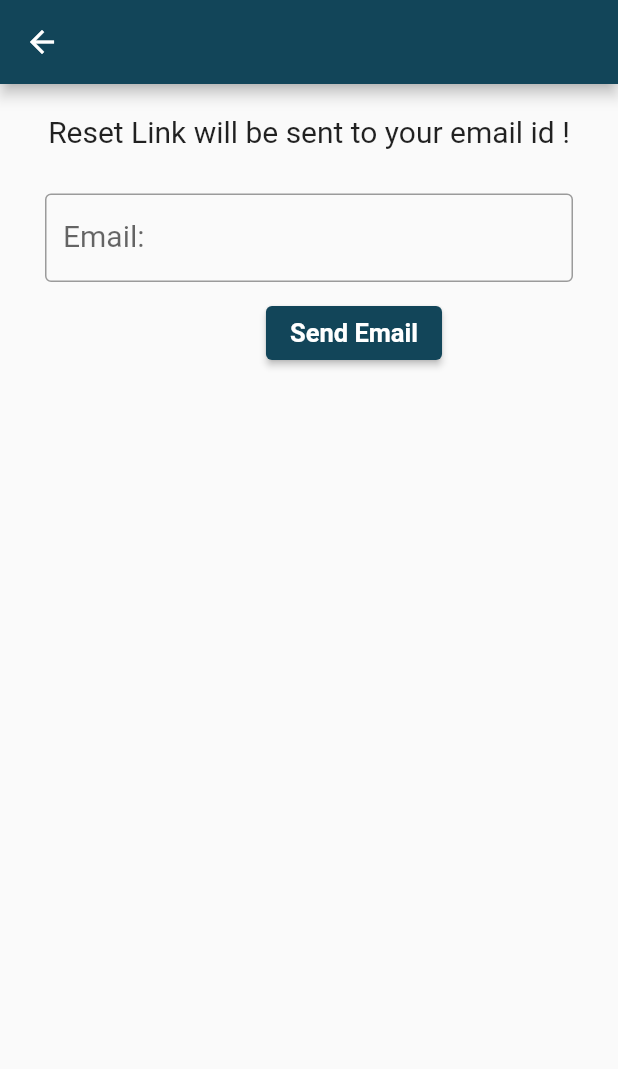
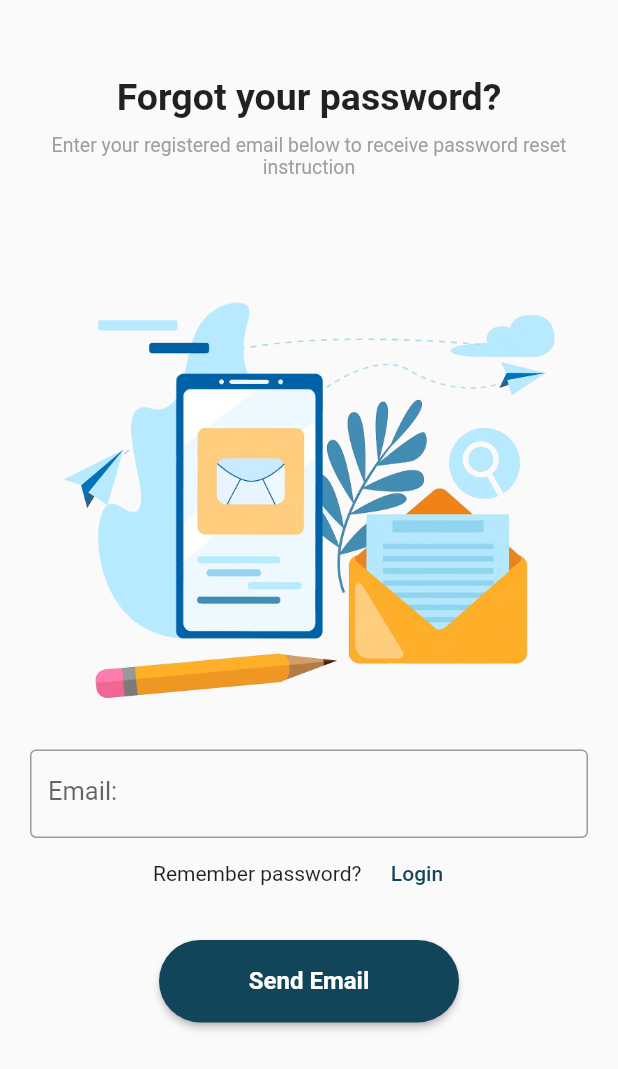
Before and after one commit to AprioteseAndreea/Licence-HotelApp, a Flutter app: the screen it shows after launch, after a tap on "Forgot Password ?", on a phone screen of 412 x 824 dp. Shown: the top 1069 px of the screen. Run offline on Flutter 3.47's test engine with Material 2 defaults, Android fonts, the phone set to English and light mode, and no system bars; our stand-ins replace firebase_auth, firebase_core; missing offline and left inert: firebase_auth_web, firebase_core_web; accounts and stored records are empty.

Commit message:
Updated the FP UI & some works on Login&Register

```diff
--- a/Hotel-App/lib/screens/authentication/authentication.dart
+++ b/Hotel-App/lib/screens/authentication/authentication.dart
@@ -40,9 +40,9 @@ class _AuthenticationState extends State<Authentication> with SingleTickerProvid
   @override
   Widget build(BuildContext context) {
    if(isToggle){
-     return Register(toggleScreen: toggleScreen);
+     return const Register();
     }else{
-     return Login(toggleScreen: toggleScreen);
+     return const Login();
    }
   }
 }
--- a/Hotel-App/lib/screens/authentication/forgot_password.dart
+++ b/Hotel-App/lib/screens/authentication/forgot_password.dart
@@ -12,16 +12,11 @@ class ForgotPassword extends StatefulWidget {
 
 class _ForgotPasswordState extends State<ForgotPassword> {
   final _formKey = GlobalKey<FormState>();
-
   var email = "";
-
-  // Create a text controller and use it to retrieve the current value
-  // of the TextField.
   final emailController = TextEditingController();
 
   @override
   void dispose() {
-    // Clean up the controller when the widget is disposed.
     emailController.dispose();
     super.dispose();
   }
@@ -40,8 +35,7 @@ class _ForgotPasswordState extends State<ForgotPassword> {
       );
     } on FirebaseAuthException catch (e) {
       if (e.code == 'user-not-found') {
-        // ignore: avoid_print
-        print('No user found for that email.');
+
         ScaffoldMessenger.of(context).showSnackBar(
           const SnackBar(
             backgroundColor: Colors.orangeAccent,
@@ -58,35 +52,46 @@ class _ForgotPasswordState extends State<ForgotPassword> {
   @override
   Widget build(BuildContext context) {
     return Scaffold(
-      appBar: AppBar(
+
+      body: SafeArea(
+        child:
+        SingleChildScrollView(
+          child: Column(
+            crossAxisAlignment: CrossAxisAlignment.center,
+            children: [
+              Padding(
+                padding: const EdgeInsets.all(20.0),
+                child: Column(
+                  children: [
+                    const SizedBox(height: 30),
+                    const Text(
+                      'Forgot your password?',
+                      style: TextStyle(
+                          fontSize: 25.0,
+                          fontWeight: FontWeight.bold),
+                    ),
+                    const SizedBox(height: 10),
+                    const Text(
+                      "Enter your registered email below to receive password reset instruction",
+                      style: TextStyle(fontSize: 13, color: Colors.grey,
+                      ),
+                      textAlign: TextAlign.center,
 
                     ),
-      body: Column(
-        children: [
-          Container(
-            margin: const EdgeInsets.only(top: 20.0),
-            child: const Text(
-              'Reset Link will be sent to your email id !',
-              style: TextStyle(fontSize: 20.0),
-            ),
-          ),
-          Expanded(
-            child: Form(
+                    const SizedBox(height: 10),
+                    Image.asset('assets/images/forgot_password_img.jpg'),
+                    Form(
                       key: _formKey,
-              child: Padding(
-                padding: const EdgeInsets.symmetric(vertical: 20, horizontal: 30),
-                child: ListView(
-                  children: [
-                    Container(
-                      margin: const EdgeInsets.symmetric(vertical: 10.0),
-                      child: TextFormField(
+                      child: Column(
+                        children: [ //   <--- image
+                    TextFormField(
                       autofocus: false,
                       decoration: const InputDecoration(
                         labelText: 'Email: ',
-                          labelStyle: TextStyle(fontSize: 20.0),
+                        labelStyle: TextStyle(fontSize: 17.0),
                         border: OutlineInputBorder(),
                         errorStyle:
-                          TextStyle(color: Colors.redAccent, fontSize: 15),
+                        TextStyle(color: Colors.redAccent, fontSize: 12),
                       ),
                       controller: emailController,
                       validator: (value) {
@@ -98,13 +103,29 @@ class _ForgotPasswordState extends State<ForgotPassword> {
                         return null;
                       },
                     ),
+                          Row(
+                            mainAxisAlignment: MainAxisAlignment.center,
+                            children:  [
+                              // ignore: prefer_const_constructors
+                              Text("Remember password?"),
+                              // ignore: prefer_const_constructors
+                              SizedBox(width: 5),
+                              TextButton(
+                                onPressed: () => {
+                                  Navigator.pushAndRemoveUntil(
+                                      context,
+                                      PageRouteBuilder(
+                                        pageBuilder: (context, a, b) => const Login(),
+                                        transitionDuration: const Duration(seconds: 0),
                                       ),
-                    Container(
-                      margin: const EdgeInsets.only(left: 60.0),
-                      child: Row(
-                        mainAxisAlignment: MainAxisAlignment.center,
-                        children: [
-                          ElevatedButton(
+                                          (route) => false)
+                                },
+                                child:  const Text("Login"),
+                              )
+                            ],
+                          ),
+                    const SizedBox(height: 20),
+                        MaterialButton(
                           onPressed: () {
                             // Validate returns true if the form is valid, otherwise false.
                             if (_formKey.currentState!.validate()) {
@@ -112,78 +133,35 @@ class _ForgotPasswordState extends State<ForgotPassword> {
                                 email = emailController.text;
                               });
                               resetPassword();
+                              emailController.text = "";
                             }
                           },
+                          height: 55,
+                          minWidth: 200,
+                          color: Theme.of(context).primaryColor,
+                          textColor: Colors.white,
+                          shape: RoundedRectangleBorder(
+                            borderRadius: BorderRadius.circular(30),
+                          ),
                           child: const Text(
                             'Send Email',
                             style: TextStyle(
-                                fontSize: 17,
-                                fontWeight: FontWeight.bold,),
-                            ),
-                          ),
-
-                        ],
-                      ),
-                    ),
-
-                  ],
-                ),
+                                fontSize: 16,
+                                fontWeight: FontWeight.bold
                             ),
                           ),
                         ),
                       ],
                     ),
+              )
+                    ],
+                ),
+              ),
+            ],
+          ),
+        ),
+      ),
     );
+
   }
 }
-
-
-// import 'package:first_app_flutter/screens/authentication/password.dart';
-// import 'package:first_app_flutter/screens/authentication/register.dart';
-// import 'package:flutter/material.dart';
-//
-// import 'login.dart';
-//
-// class ForgotPassword extends StatefulWidget {
-//   const ForgotPassword({Key? key}) : super(key: key);
-//
-//   @override
-//   _AuthenticationState createState() => _AuthenticationState();
-// }
-//
-// class _AuthenticationState extends State<ForgotPassword> with SingleTickerProviderStateMixin {
-//   late AnimationController _controller;
-//   bool isPressed = false;
-//   bool isToggle = false;
-//
-//   void forgotPressed(){
-//     setState(() {
-//       isPressed = !isPressed;
-//     });
-//   }
-//   void toggleScreen(){
-//     setState(() {
-//       isToggle = !isToggle;
-//     });
-//   }
-//   @override
-//   void initState() {
-//     super.initState();
-//     _controller = AnimationController(vsync: this);
-//   }
-//
-//   @override
-//   void dispose() {
-//     _controller.dispose();
-//     super.dispose();
-//   }
-//
-//   @override
-//   Widget build(BuildContext context) {
-//     if(isPressed){
-//       return Password(forgotPressed: forgotPressed);
-//     }else{
-//       return Login(toggleScreen: toggleScreen, forgotPressed: forgotPressed);
-//     }
-//   }
-// }
--- a/Hotel-App/lib/screens/authentication/login.dart
+++ b/Hotel-App/lib/screens/authentication/login.dart
@@ -1,4 +1,5 @@
 import 'package:first_app_flutter/screens/authentication/authentication_services/auth_services.dart';
+import 'package:first_app_flutter/screens/authentication/register.dart';
 import 'package:flutter/cupertino.dart';
 import 'package:flutter/material.dart';
 import 'package:provider/provider.dart';
@@ -6,9 +7,7 @@ import 'package:provider/provider.dart';
 import 'forgot_password.dart';
 
 class Login extends StatefulWidget {
-   final Function toggleScreen;
-
-  const Login({Key? key, required this.toggleScreen }) : super(key: key);
+  const Login({Key? key}) : super(key: key);
   @override
   _LoginState createState() => _LoginState();
 }
@@ -16,8 +15,9 @@ class Login extends StatefulWidget {
 class _LoginState extends State<Login> {
   late TextEditingController _emailController;
   late TextEditingController _passwordController;
-  final _formkey = GlobalKey<FormState>();
-
+  GlobalKey<FormState> _formkey = GlobalKey<FormState>();
+  bool _obscuredText = true;
+  bool _checked = false;
   @override
   void initState() {
     _emailController = TextEditingController();
@@ -32,7 +32,11 @@ class _LoginState extends State<Login> {
 
     super.dispose();
   }
-
+  _toggle(){
+    setState(() {
+      _obscuredText = !_obscuredText;
+    });
+  }
   @override
   Widget build(BuildContext context) {
     final loginProvider = Provider.of<AuthServices>(context);
@@ -45,7 +49,7 @@ class _LoginState extends State<Login> {
               Image.asset('assets/images/grand_hotel_logo2.jpeg'), //   <--- image
               Padding(
           padding: const EdgeInsets.all(20.0),
-          child: Form(
+            child: Form(
             key: _formkey,
             child: Column(
               crossAxisAlignment: CrossAxisAlignment.center,
@@ -69,7 +73,7 @@ class _LoginState extends State<Login> {
                   "sign in to continue",
                   style: TextStyle(fontSize: 14, color: Colors.grey),
                 ),
-                const SizedBox(height: 25),
+                const SizedBox(height: 20),
                 TextFormField(
                   controller: _emailController,
                    validator: (val) => val!.isNotEmpty ? null : "Please enter a email address",
@@ -81,12 +85,14 @@ class _LoginState extends State<Login> {
                     ),
                   ),
                 ),
-                const SizedBox(height: 25),
+                const SizedBox(height: 20),
                 TextFormField(
                   validator: (val) => val!.length <6 ? "Enter more than 6 char": null,
                   controller: _passwordController,
-                  obscureText: true,
+                    obscureText: _obscuredText,
+
                   decoration: InputDecoration(
+                      suffixIcon: FlatButton(onPressed: _toggle, child:Icon(Icons.remove_red_eye, color: _obscuredText ? Colors.black12 : Colors.black54)),
                       hintText: "Password",
                       prefixIcon: const Icon(Icons.vpn_key),
                       border: OutlineInputBorder(
@@ -97,6 +103,7 @@ class _LoginState extends State<Login> {
                 Row(
                   mainAxisAlignment: MainAxisAlignment.end,
                   children:  [
+
                     // const SizedBox(width: 3),
                     // TextButton(
                     //   onPressed: () => widget.forgotPressed(),
@@ -118,14 +125,22 @@ class _LoginState extends State<Login> {
                     ),
                   ],
                 ),
+                CheckboxListTile(
+                  title: const Text("Remember me!"),
+                  controlAffinity: ListTileControlAffinity.platform,
+                  value: _checked,
+                  onChanged: (bool? value){
+                    setState(() {
+                      _checked = value!;
+                    });
+                  },
+                  activeColor: Colors.white,
+                  checkColor: Theme.of(context).primaryColor,
+                ),
                 const SizedBox(height: 20),
                 MaterialButton(
                   onPressed: () async {
                     if(_formkey.currentState!.validate()) {
-                      // ignore: avoid_print
-                      print("Email: ${_emailController.text}");
-                      // ignore: avoid_print
-                      print("Password: ${_passwordController.text}");
                       await loginProvider.login(_emailController.text.trim(), _passwordController.text.trim(),);
                     }
                   },
@@ -134,7 +149,7 @@ class _LoginState extends State<Login> {
                   color: Theme.of(context).primaryColor,
                   textColor: Colors.white,
                   shape: RoundedRectangleBorder(
-                    borderRadius: BorderRadius.circular(20),
+                    borderRadius: BorderRadius.circular(15),
                   ),
                   child: loginProvider.isLoading
                   ? const CircularProgressIndicator()
@@ -155,12 +170,20 @@ class _LoginState extends State<Login> {
                     // ignore: prefer_const_constructors
                     SizedBox(width: 5),
                     TextButton(
-                        onPressed: () => widget.toggleScreen(),
+                        // onPressed: () => widget.toggleScreen(),
+                      onPressed: () => {
+                        Navigator.push(
+                          context,
+                          MaterialPageRoute(
+                            builder: (context) => const Register(),
+                          ),
+                        )
+                      },
                         child:  const Text("Register"),
                     )
                   ],
                 ),
-                const SizedBox(height: 20),
+                const SizedBox(height: 15),
                 if(loginProvider.errorMessage !="")
                   Container(
                     padding: const EdgeInsets.symmetric(horizontal: 10, vertical: 5),
--- a/Hotel-App/lib/screens/authentication/register.dart
+++ b/Hotel-App/lib/screens/authentication/register.dart
@@ -6,9 +6,8 @@ import 'package:provider/provider.dart';
 import 'authentication_services/auth_services.dart';
 
 class Register extends StatefulWidget {
-  final Function toggleScreen;
 
-  const Register({Key? key, required this.toggleScreen}) : super(key: key);
+  const Register({Key? key}) : super(key: key);
   @override
   _RegisterState createState() => _RegisterState();
 }
@@ -154,7 +153,15 @@ class _RegisterState extends State<Register> {
                       // ignore: prefer_const_constructors
                       SizedBox(width: 5),
                       TextButton(
-                        onPressed: () => widget.toggleScreen(),
+                        onPressed: () => {
+                          Navigator.pushAndRemoveUntil(
+                              context,
+                              PageRouteBuilder(
+                                pageBuilder: (context, a, b) => const Login(),
+                                transitionDuration: const Duration(seconds: 0),
+                              ),
+                                  (route) => false)
+                        },
                         child:  const Text("Login"),
                       )
                     ],
```
Also changed, not shown: Hotel-App/assets/images/forgot_password_img.jpg (added), 1 other file. Lines whose indentation alone changed are shown as unchanged.
